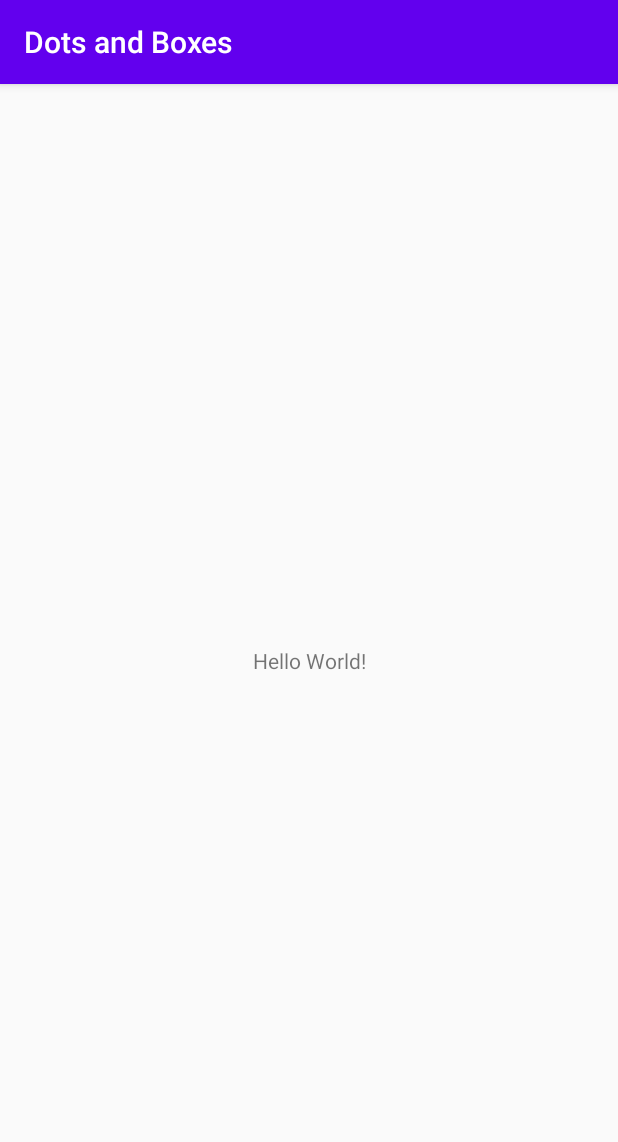
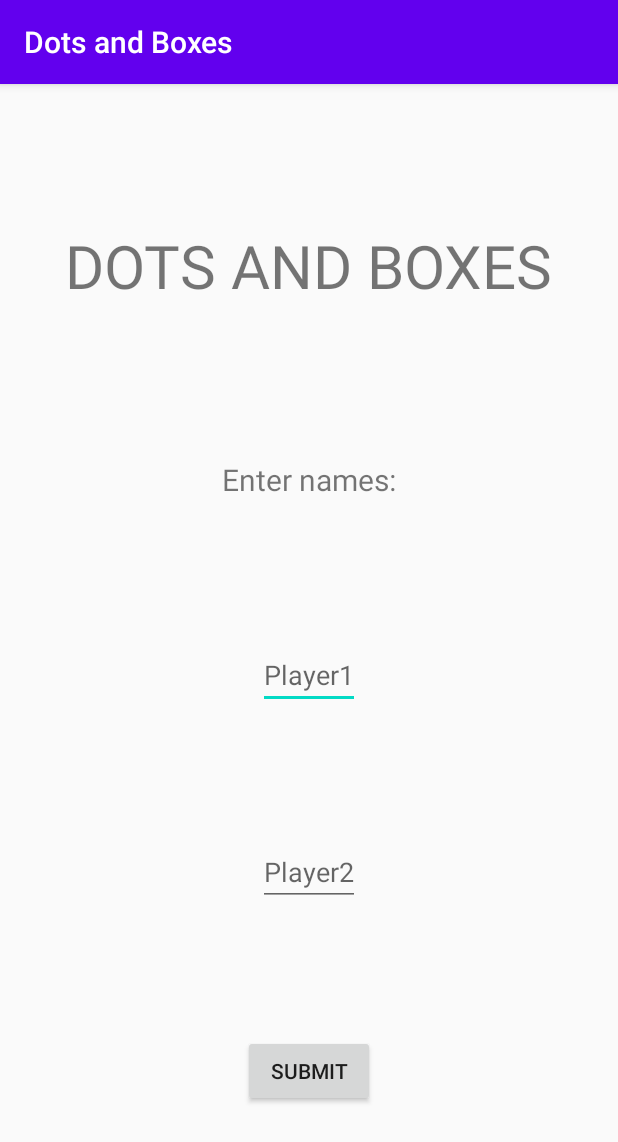
Before and after one commit to Gokul-31/Dots-and-Boxes, an Android app: the screen it shows after launch (MainActivity), on a phone screen of 412 x 824 dp. Shown: the top 1142 px of the screen. Run offline under Robolectric (Android 15) with nearby library versions, the phone set to English and light mode, and no system bars.

Commit message:
Home page Basic UI

```diff
--- a/app/src/main/res/layout/activity_main.xml
+++ b/app/src/main/res/layout/activity_main.xml
@@ -7,12 +7,64 @@
     tools:context=".MainActivity">
 
     <TextView
+        android:id="@+id/textView2"
+        android:layout_width="wrap_content"
+        android:layout_height="70dp"
+        android:padding="8dp"
+        android:text="@string/title"
+        android:textSize="40sp"
+        app:layout_constraintBottom_toTopOf="@+id/textView"
+        app:layout_constraintEnd_toEndOf="parent"
+        app:layout_constraintHorizontal_bias="0.5"
+        app:layout_constraintStart_toStartOf="parent"
+        app:layout_constraintTop_toTopOf="parent" />
+
+    <TextView
+        android:id="@+id/textView"
         android:layout_width="wrap_content"
         android:layout_height="wrap_content"
-        android:text="Hello World!"
+        android:padding="8dp"
+        android:text="@string/enter_names"
+        android:textSize="20sp"
+        app:layout_constraintBottom_toTopOf="@+id/player1_name"
+        app:layout_constraintEnd_toEndOf="parent"
+        app:layout_constraintHorizontal_bias="0.5"
+        app:layout_constraintStart_toStartOf="parent"
+        app:layout_constraintTop_toBottomOf="@+id/textView2" />
+
+    <EditText
+        android:id="@+id/player1_name"
+        android:layout_width="wrap_content"
+        android:layout_height="wrap_content"
+        android:hint="@string/player1"
+        android:inputType="text"
+        app:layout_constraintBottom_toTopOf="@+id/player2_name"
+        app:layout_constraintEnd_toEndOf="parent"
+        app:layout_constraintHorizontal_bias="0.5"
+        app:layout_constraintStart_toStartOf="parent"
+        app:layout_constraintTop_toBottomOf="@+id/textView" />
+
+    <EditText
+        android:id="@+id/player2_name"
+        android:layout_width="wrap_content"
+        android:layout_height="wrap_content"
+        android:hint="@string/player2"
+        android:inputType="text"
+        app:layout_constraintBottom_toTopOf="@+id/submit"
+        app:layout_constraintEnd_toEndOf="parent"
+        app:layout_constraintHorizontal_bias="0.5"
+        app:layout_constraintStart_toStartOf="parent"
+        app:layout_constraintTop_toBottomOf="@+id/player1_name" />
+
+    <Button
+        android:id="@+id/submit"
+        android:layout_width="wrap_content"
+        android:layout_height="wrap_content"
+        android:padding="8dp"
+        android:text="@string/submit"
         app:layout_constraintBottom_toBottomOf="parent"
-        app:layout_constraintLeft_toLeftOf="parent"
-        app:layout_constraintRight_toRightOf="parent"
-        app:layout_constraintTop_toTopOf="parent" />
-
+        app:layout_constraintEnd_toEndOf="parent"
+        app:layout_constraintHorizontal_bias="0.5"
+        app:layout_constraintStart_toStartOf="parent"
+        app:layout_constraintTop_toBottomOf="@+id/player2_name" />
 </androidx.constraintlayout.widget.ConstraintLayout>
--- a/app/src/main/res/values/strings.xml
+++ b/app/src/main/res/values/strings.xml
@@ -1,3 +1,8 @@
 <resources>
     <string name="app_name">Dots and Boxes</string>
+    <string name="title">DOTS AND BOXES</string>
+    <string name="enter_names">Enter names:</string>
+    <string name="player1">Player1</string>
+    <string name="player2">Player2</string>
+    <string name="submit">Submit</string>
 </resources>
```
